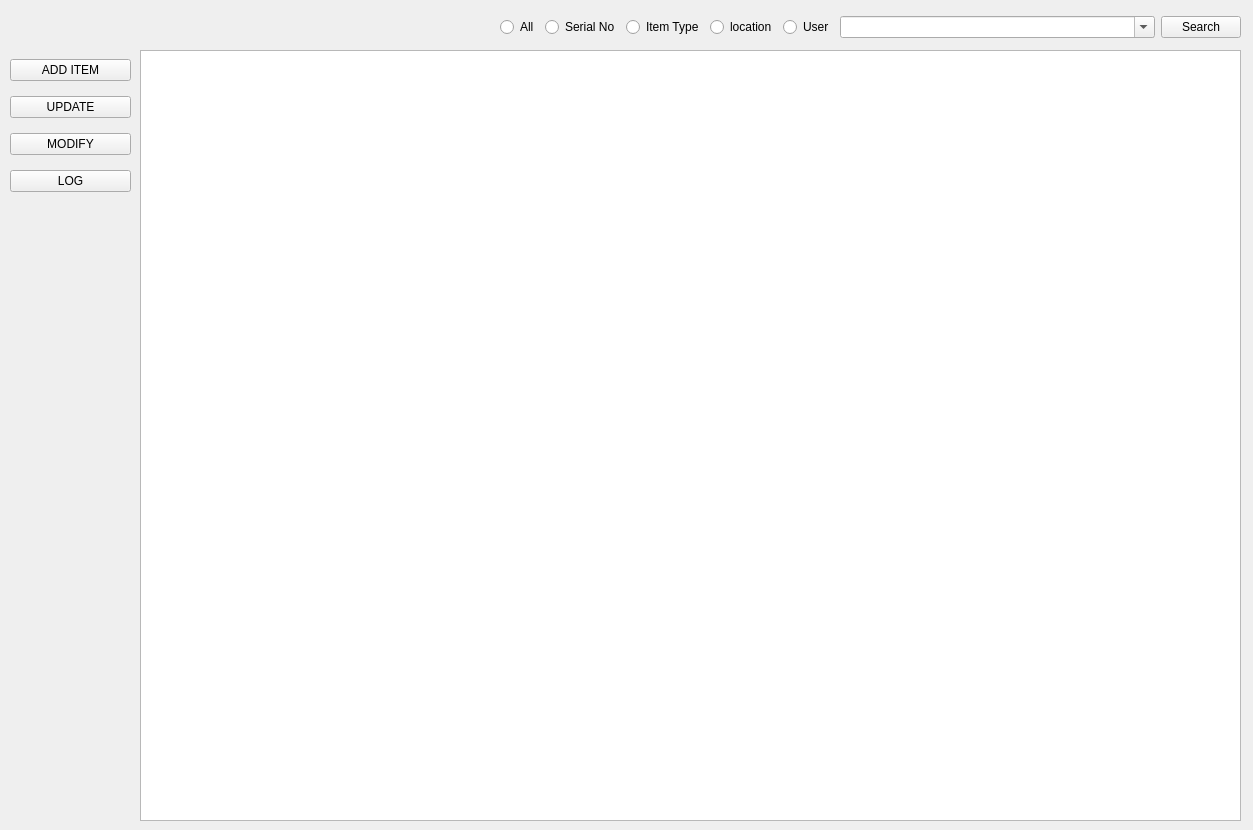
Old version of the form GUI/guiTest/uiFiles/test.ui in the repository aumanimationstudios/Grantha.
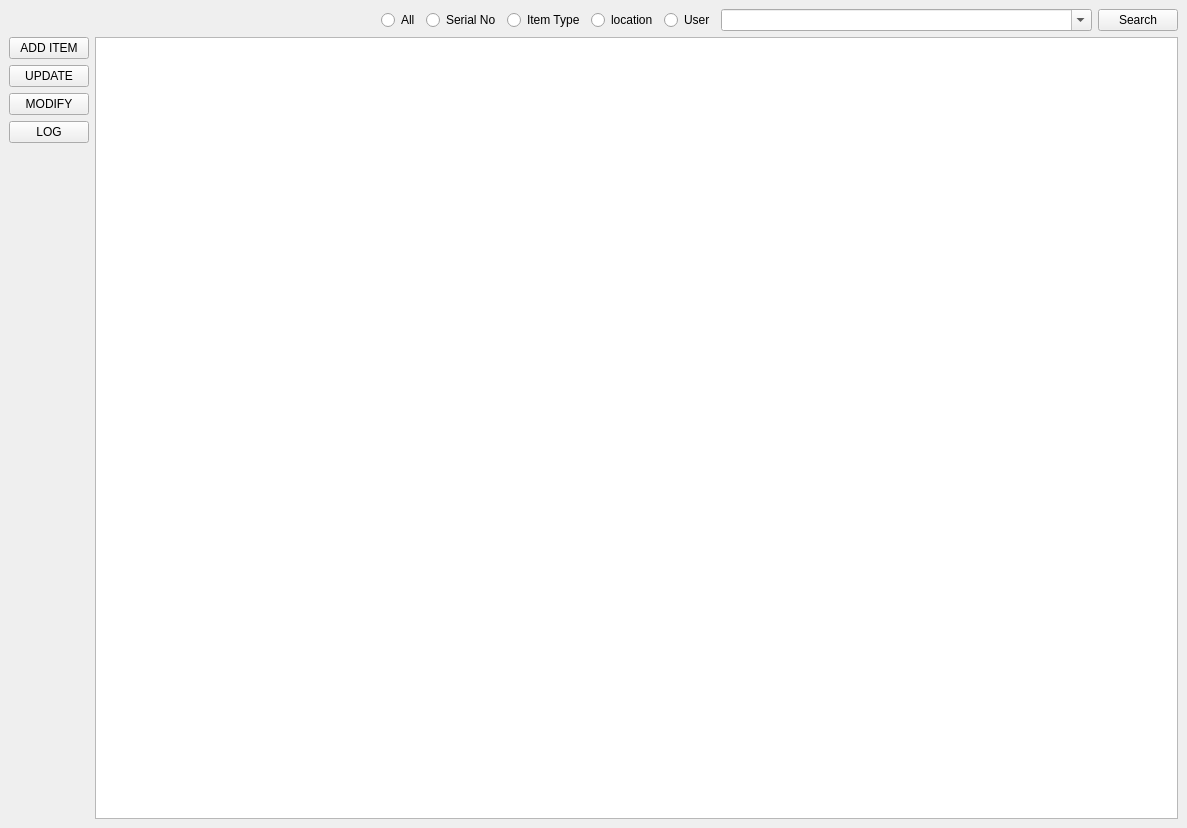
New version of the form.

```diff
--- a/GUI/guiTest/uiFiles/test.ui
+++ b/GUI/guiTest/uiFiles/test.ui
@@ -6,8 +6,8 @@
    <rect>
     <x>0</x>
     <y>0</y>
-    <width>1253</width>
-    <height>830</height>
+    <width>1187</width>
+    <height>828</height>
    </rect>
   </property>
   <property name="windowTitle">
@@ -17,69 +17,22 @@
    <string notr="true"/>
   </property>
   <widget class="QWidget" name="centralwidget">
-   <widget class="QTableWidget" name="tableWidget">
-    <property name="geometry">
-     <rect>
-      <x>140</x>
-      <y>50</y>
-      <width>1101</width>
-      <height>771</height>
-     </rect>
-    </property>
-   </widget>
-   <widget class="QWidget" name="layoutWidget">
-    <property name="geometry">
-     <rect>
-      <x>10</x>
-      <y>50</y>
-      <width>121</width>
-      <height>151</height>
-     </rect>
-    </property>
-    <layout class="QVBoxLayout" name="verticalLayout">
-     <item>
-      <widget class="QPushButton" name="addButton">
-       <property name="styleSheet">
-        <string notr="true"/>
-       </property>
-       <property name="text">
-        <string>ADD ITEM</string>
-       </property>
-      </widget>
-     </item>
-     <item>
-      <widget class="QPushButton" name="updateButton">
-       <property name="text">
-        <string>UPDATE</string>
-       </property>
-      </widget>
-     </item>
-     <item>
-      <widget class="QPushButton" name="deleteButton">
-       <property name="text">
-        <string>MODIFY</string>
-       </property>
-      </widget>
-     </item>
-     <item>
-      <widget class="QPushButton" name="logButton">
-       <property name="text">
-        <string>LOG</string>
-       </property>
-      </widget>
-     </item>
-    </layout>
-   </widget>
-   <widget class="QWidget" name="layoutWidget">
-    <property name="geometry">
-     <rect>
-      <x>500</x>
-      <y>10</y>
-      <width>741</width>
-      <height>34</height>
-     </rect>
-    </property>
+   <layout class="QGridLayout" name="gridLayout">
+    <item row="0" column="0" colspan="2">
     <layout class="QHBoxLayout" name="horizontalLayout">
+      <item>
+       <spacer name="horizontalSpacer">
+        <property name="orientation">
+         <enum>Qt::Horizontal</enum>
+        </property>
+        <property name="sizeHint" stdset="0">
+         <size>
+          <width>40</width>
+          <height>20</height>
+         </size>
+        </property>
+       </spacer>
+      </item>
      <item>
       <widget class="QRadioButton" name="allButton">
        <property name="text">
@@ -136,7 +89,59 @@
       </widget>
      </item>
     </layout>
-   </widget>
+    </item>
+    <item row="1" column="0">
+     <layout class="QVBoxLayout" name="verticalLayout">
+      <item>
+       <widget class="QPushButton" name="addButton">
+        <property name="styleSheet">
+         <string notr="true"/>
+        </property>
+        <property name="text">
+         <string>ADD ITEM</string>
+        </property>
+       </widget>
+      </item>
+      <item>
+       <widget class="QPushButton" name="updateButton">
+        <property name="text">
+         <string>UPDATE</string>
+        </property>
+       </widget>
+      </item>
+      <item>
+       <widget class="QPushButton" name="deleteButton">
+        <property name="text">
+         <string>MODIFY</string>
+        </property>
+       </widget>
+      </item>
+      <item>
+       <widget class="QPushButton" name="logButton">
+        <property name="text">
+         <string>LOG</string>
+        </property>
+       </widget>
+      </item>
+      <item>
+       <spacer name="verticalSpacer">
+        <property name="orientation">
+         <enum>Qt::Vertical</enum>
+        </property>
+        <property name="sizeHint" stdset="0">
+         <size>
+          <width>20</width>
+          <height>578</height>
+         </size>
+        </property>
+       </spacer>
+      </item>
+     </layout>
+    </item>
+    <item row="1" column="1">
+     <widget class="QTableWidget" name="tableWidget"/>
+    </item>
+   </layout>
   </widget>
  </widget>
  <resources/>
```
Lines whose indentation alone changed are shown as unchanged.
